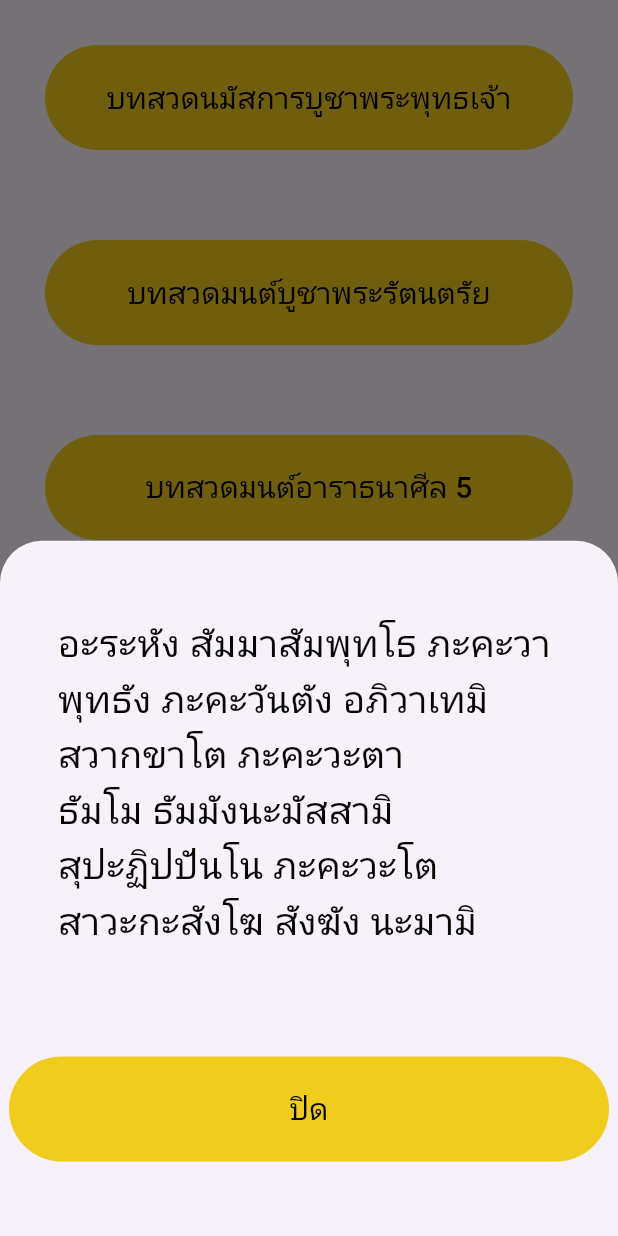
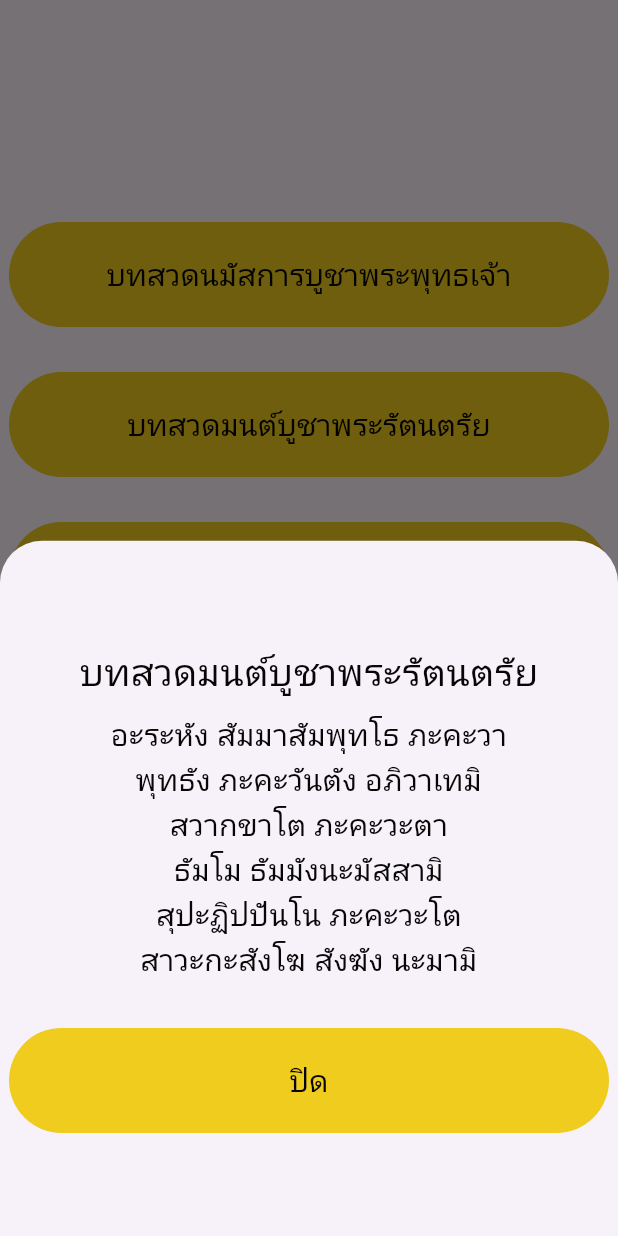
Before and after one commit to punburapa/CP213_Project, a Flutter app: the screen it shows after launch, item 3 of the bottom bar chosen, after a tap on "บทสวดมนต์บูชาพระรัตนตรัย", on a phone screen of 412 x 824 dp. Run offline on Flutter 3.47's test engine with Material 3 defaults, Android fonts, the phone set to English and light mode, and no system bars.

Commit message:
update code

```diff
--- a/lib/bodsuad.dart
+++ b/lib/bodsuad.dart
@@ -1,7 +1,7 @@
 import 'package:flutter/material.dart';
 
 class bodsuad extends StatefulWidget {
-  const bodsuad({super.key});
+  const bodsuad({Key? key}) : super(key: key); // Adding the key parameter
 
   @override
   State<bodsuad> createState() => _Mybodsuad();
@@ -10,35 +10,23 @@ class bodsuad extends StatefulWidget {
 class _Mybodsuad extends State<bodsuad> {
   @override
   Widget build(BuildContext context) {
-    return Center(
-      child: Column(
-        children: [
-          Padding(
-            padding: const EdgeInsets.all(30),
-            child: ElevatedButton(
+    return SingleChildScrollView(
+      physics:
+          const AlwaysScrollableScrollPhysics(), // Enable scrolling even when content is not overflowed
+      scrollDirection: Axis.vertical, // Vertical scrolling
+      child: Center(
+        child: Column(
+          children: [
+            const SizedBox(height: 30),
+            ElevatedButton(
               style: buttonStyle,
-              child: const Text(
-                style: TextStyle(
-                    fontSize: 20, color: Color.fromARGB(251, 3, 2, 2)),
-                'บทสวดนมัสการบูชาพระพุทธเจ้า',
-              ),
               onPressed: () {
                 showModalBottomSheet<void>(
                   context: context,
                   builder: (BuildContext context) {
-                    return SizedBox(
-                      height: 500,
-                      child: Center(
-                        child: Column(
-                          mainAxisAlignment: MainAxisAlignment.center,
-                          mainAxisSize: MainAxisSize.min,
-                          children: <Widget>[
-                            const Text(
-                                style: TextStyle(
-                                  fontSize: 25,
-                                  color: Color.fromARGB(251, 3, 2, 2),
-                                ),
-                                '''
+                    return _buildBottomSheet(
+                      title: 'บทสวดนมัสการบูชาพระพุทธเจ้า',
+                      content: '''
 นะโม ตัสสะ ภะคะวะโต
 อะระหะโต สัมมาสัมพุทธัสสะ
 นะโม ตัสสะ ภะคะวะโต
@@ -46,238 +34,169 @@ class _Mybodsuad extends State<bodsuad> {
 นะโม ตัสสะ ภะคะวะโต
 อะระหะโต สัมมาสัมพุทธัสสะ
 
-                              '''),
-                            ElevatedButton(
-                              style: buttonStyle,
-                              child: const Text(
-                                  style: TextStyle(
-                                      fontSize: 20,
-                                      color: Color.fromARGB(251, 3, 2, 2)),
-                                  'ปิด'),
-                              onPressed: () => Navigator.pop(context),
-                            ),
-                          ],
-                        ),
-                      ),
+''',
                     );
                   },
                 );
               },
-            ),
-          ),
-          Padding(
-            padding: const EdgeInsets.all(30),
-            child: ElevatedButton(
-              style: buttonStyle,
               child: const Text(
+                'บทสวดนมัสการบูชาพระพุทธเจ้า',
                 style: TextStyle(
                     fontSize: 20, color: Color.fromARGB(251, 3, 2, 2)),
-                'บทสวดมนต์บูชาพระรัตนตรัย',
               ),
+            ),
+            const SizedBox(height: 30),
+            ElevatedButton(
+              style: buttonStyle,
               onPressed: () {
                 showModalBottomSheet<void>(
                   context: context,
                   builder: (BuildContext context) {
-                    return SizedBox(
-                      height: 500,
-                      child: Center(
-                        child: Column(
-                          mainAxisAlignment: MainAxisAlignment.center,
-                          mainAxisSize: MainAxisSize.min,
-                          children: <Widget>[
-                            const Text(
-                                style: TextStyle(
-                                    fontSize: 25,
-                                    color: Color.fromARGB(251, 3, 2, 2)),
-                                '''
+                    return _buildBottomSheet(
+                      title: 'บทสวดมนต์บูชาพระรัตนตรัย',
+                      content: '''
 อะระหัง สัมมาสัมพุทโธ ภะคะวา
 พุทธัง ภะคะวันตัง อภิวาเทมิ
 สวากขาโต ภะคะวะตา
 ธัมโม ธัมมังนะมัสสามิ
 สุปะฏิปปันโน ภะคะวะโต
 สาวะกะสังโฆ สังฆัง นะมามิ
-
-                              '''),
-                            ElevatedButton(
-                              style: buttonStyle,
-                              child: const Text(
-                                  style: TextStyle(
-                                      fontSize: 20,
-                                      color: Color.fromARGB(251, 3, 2, 2)),
-                                  'ปิด'),
-                              onPressed: () => Navigator.pop(context),
-                            ),
-                          ],
-                        ),
-                      ),
+''',
                     );
                   },
                 );
               },
-            ),
-          ),
-          Padding(
-            padding: const EdgeInsets.all(30),
-            child: ElevatedButton(
-              style: buttonStyle,
               child: const Text(
+                'บทสวดมนต์บูชาพระรัตนตรัย',
                 style: TextStyle(
                     fontSize: 20, color: Color.fromARGB(251, 3, 2, 2)),
-                'บทสวดมนต์อาราธนาศีล 5',
               ),
+            ),
+            const SizedBox(height: 30),
+            ElevatedButton(
+              style: buttonStyle,
               onPressed: () {
                 showModalBottomSheet<void>(
                   context: context,
                   builder: (BuildContext context) {
-                    return SizedBox(
-                      height: 500,
-                      child: Center(
-                        child: Column(
-                          mainAxisAlignment: MainAxisAlignment.center,
-                          mainAxisSize: MainAxisSize.min,
-                          children: <Widget>[
-                            const Text(
-                                style: TextStyle(
-                                    fontSize: 23,
-                                    color: Color.fromARGB(251, 3, 2, 2)),
-                                '''
+                    return _buildBottomSheet(
+                      title: 'บทสวดมนต์อาราธนาศีล 5',
+                      content: '''
 มะยัง ภันเต วิสุง วิสุง รักขะนัตถายะ
 ติสะระเณนะสะหะ ปัญจะ สีลานิ ยาจามะ
 ทุติยัมปิ มะยังภันเต วิสุง วิสุง รักขะนัตถายะ
 ติสะระเณนะ สะหะ ปัญจะ สีลานิ ยาจามะ
 ตะติยัมปิ มะยังภันเต วิสุง วิสุง รักขะนัตถายะ
 ติสะระเณนะ สะหะ ปัญจะ สีลานิ ยาจามะ
-
-                              '''),
-                            ElevatedButton(
-                              style: buttonStyle,
-                              child: const Text(
-                                  style: TextStyle(
-                                      fontSize: 20,
-                                      color: Color.fromARGB(251, 3, 2, 2)),
-                                  'ปิด'),
-                              onPressed: () => Navigator.pop(context),
-                            ),
-                          ],
-                        ),
-                      ),
+''',
                     );
                   },
                 );
               },
-            ),
-          ),
-          Padding(
-            padding: const EdgeInsets.all(30),
-            child: ElevatedButton(
-              style: buttonStyle,
               child: const Text(
+                'บทสวดมนต์อาราธนาศีล 5',
                 style: TextStyle(
                     fontSize: 20, color: Color.fromARGB(251, 3, 2, 2)),
-                'คำบูชาพระรัตนตรัย',
               ),
+            ),
+            const SizedBox(height: 30),
+            ElevatedButton(
+              style: buttonStyle,
               onPressed: () {
                 showModalBottomSheet<void>(
                   context: context,
                   builder: (BuildContext context) {
-                    return SizedBox(
-                      height: 500,
-                      child: Center(
-                        child: Column(
-                          mainAxisAlignment: MainAxisAlignment.center,
-                          mainAxisSize: MainAxisSize.min,
-                          children: <Widget>[
-                            const Text(
-                                style: TextStyle(
-                                    fontSize: 25,
-                                    color: Color.fromARGB(251, 3, 2, 2)),
-                                '''
+                    return _buildBottomSheet(
+                      title: 'คำบูชาพระรัตนตรัย',
+                      content: '''
 อิมินา สักกาเรนะ พุทธัง อะภิปูชะยามิ
 อิมินา สักกาเรนะ ธัมมัง อะภิปูชะยามิ
 อิมินา สักกาเรนะ สังฆัง อะภิปูชะยามิ
-
-
-
-
-                              '''),
-                            ElevatedButton(
-                              style: buttonStyle,
-                              child: const Text(
-                                  style: TextStyle(
-                                      fontSize: 25,
-                                      color: Color.fromARGB(251, 3, 2, 2)),
-                                  'ปิด'),
-                              onPressed: () => Navigator.pop(context),
-                            ),
-                          ],
-                        ),
-                      ),
+''',
                     );
                   },
                 );
               },
-            ),
-          ),
-          Padding(
-            padding: const EdgeInsets.all(30),
-            child: ElevatedButton(
-              style: buttonStyle,
               child: const Text(
+                'คำบูชาพระรัตนตรัย',
                 style: TextStyle(
                     fontSize: 20, color: Color.fromARGB(251, 3, 2, 2)),
-                'บทสวดมนต์แผ่เมตตาให้แก่ผู้อื่น',
               ),
+            ),
+            const SizedBox(height: 30),
+            ElevatedButton(
+              style: buttonStyle,
               onPressed: () {
                 showModalBottomSheet<void>(
                   context: context,
                   builder: (BuildContext context) {
-                    return SizedBox(
-                      height: 500,
-                      child: Center(
-                        child: Column(
-                          mainAxisAlignment: MainAxisAlignment.start,
-                          mainAxisSize: MainAxisSize.min,
-                          children: <Widget>[
-                            const Text(
-                                style: TextStyle(
-                                    fontSize: 25,
-                                    color: Color.fromARGB(251, 3, 2, 2)),
-                                '''
+                    return _buildBottomSheet(
+                      title: 'บทสวดมนต์แผ่เมตตาให้แก่ผู้อื่น',
+                      content: '''
 สัพเพ สัตตา
 อะเวรา โหนตุ
 อัพยาปัชฌา โหนตุ
 อะนีฆา โหนตุ
 สุขี อัตตานัง ปะริหะรันตุ
-
-
-                              '''),
-                            ElevatedButton(
-                              style: buttonStyle,
-                              child: const Text(
-                                  style: TextStyle(
-                                      fontSize: 20,
-                                      color: Color.fromARGB(251, 3, 2, 2)),
-                                  'ปิด'),
-                              onPressed: () => Navigator.pop(context),
-                            ),
-                          ],
-                        ),
-                      ),
+''',
                     );
                   },
                 );
               },
+              child: const Text(
+                'บทสวดมนต์แผ่เมตตาให้แก่ผู้อื่น',
+                style: TextStyle(
+                    fontSize: 20, color: Color.fromARGB(251, 3, 2, 2)),
+              ),
             ),
-          ),
-        ],
+            const SizedBox(height: 30),
+          ],
+        ),
+      ),
+    );
+  }
+
+  Widget _buildBottomSheet({required String title, required String content}) {
+    return SizedBox(
+      height: 500,
+      child: Center(
+        child: Column(
+          mainAxisAlignment: MainAxisAlignment.center,
+          mainAxisSize: MainAxisSize.min,
+          children: <Widget>[
+            Text(
+              title,
+              style: const TextStyle(
+                  fontSize: 25, color: Color.fromARGB(251, 3, 2, 2)),
+            ),
+            const SizedBox(height: 10),
+            Text(
+              content,
+              style: const TextStyle(
+                  fontSize: 20, color: Color.fromARGB(251, 3, 2, 2)),
+              textAlign: TextAlign.center,
+            ),
+            ElevatedButton(
+              style: buttonStyle,
+              child: const Text(
+                'ปิด',
+                style: TextStyle(
+                    fontSize: 20, color: Color.fromARGB(251, 3, 2, 2)),
+              ),
+              onPressed: () => Navigator.pop(context),
+            ),
+          ],
+        ),
       ),
     );
   }
 }
 
 final ButtonStyle buttonStyle = ElevatedButton.styleFrom(
-    minimumSize: Size(400, 70),
-    primary: Color.fromARGB(255, 239, 204, 29),
-    elevation: 0,
-    shape: const RoundedRectangleBorder(
-        borderRadius: BorderRadius.all(Radius.circular(50))));
+  minimumSize: const Size(400, 70),
+  backgroundColor: const Color.fromARGB(255, 239, 204, 29),
+  elevation: 0,
+  shape: const RoundedRectangleBorder(
+    borderRadius: BorderRadius.all(Radius.circular(50)),
+  ),
+);
```
